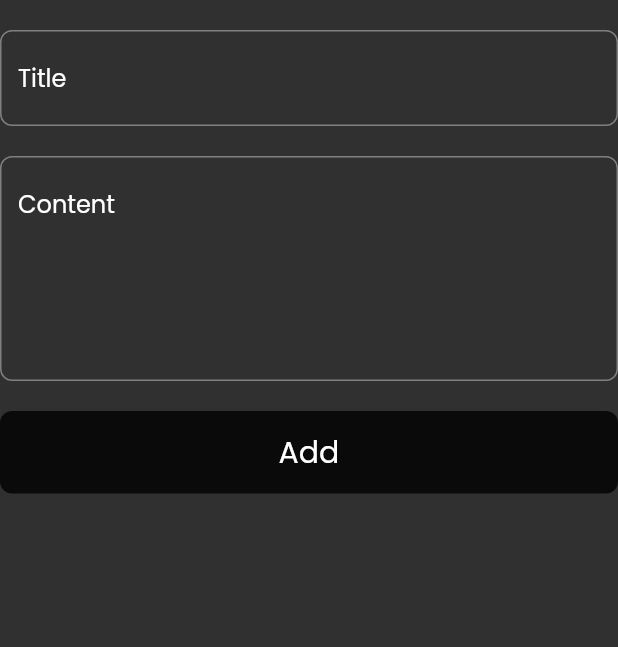
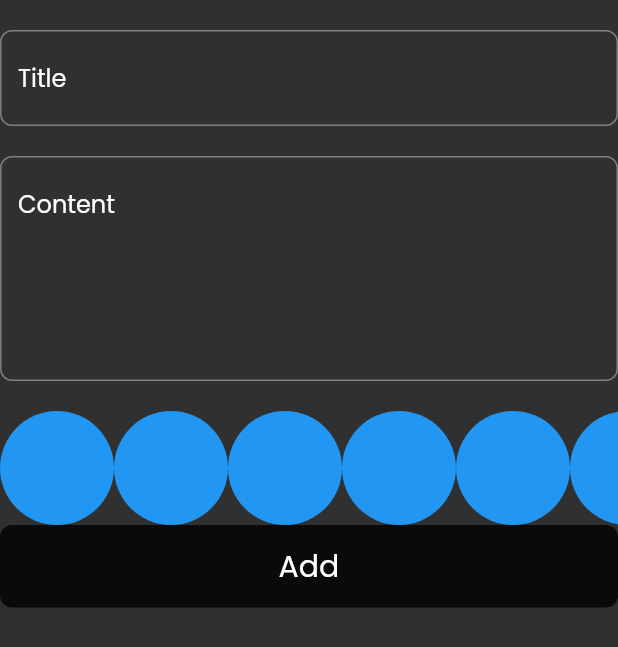
Before and after one commit to AbdoXCode/Notes-app, a Flutter app: the AddNoteForm widget shown alone on an empty page, opened directly, on a phone screen of 412 x 824 dp. Shown: the top 647 px of the screen. Run offline on Flutter 3.47's test engine with Material 3 defaults, Android fonts, the phone set to English and light mode, and no system bars; our stand-ins replace bloc, flutter_bloc, hive, hive_flutter; accounts and stored records are empty.

Commit message:
made a color picker

```diff
--- a/lib/widgets/add_note_form.dart
+++ b/lib/widgets/add_note_form.dart
@@ -5,6 +5,7 @@ import 'package:notes_app/cubits/add%20note%20cubit/add_note_cubit.dart';
 import 'package:notes_app/models/note_model.dart';
 
 import '../cubits/notes/notes_cubit.dart';
+import 'colors_list_view.dart';
 import 'custom_button.dart';
 import 'custom_text_field.dart';
 
@@ -46,6 +47,7 @@ class _AddNoteFormState extends State<AddNoteForm> {
             maxLines: 5,
           ),
           SizedBox(height: 20),
+          ColorListView(),
           BlocBuilder<AddNoteCubit, AddNoteState>(
             builder: (context, state) {
               return CustomButton(
@@ -54,13 +56,12 @@ class _AddNoteFormState extends State<AddNoteForm> {
                   if (formKey.currentState!.validate()) {
                     formKey.currentState!.save();
                     var noteModel = NoteModel(
-                        title: title!,
-                        content: content!,
-                        date: DateFormat('dd MMMM yyyy').format(DateTime.now()),
-                        color: Colors.blue.value,
+                      title: title!,
+                      content: content!,
+                      date: DateFormat('dd MMMM yyyy').format(DateTime.now()),
+                      color: Colors.blue.value,
                     );
                     BlocProvider.of<AddNoteCubit>(context).addNote(noteModel);
-
                   } else {
                     setState(() {
                       autovalidateMode = AutovalidateMode.always;
--- /dev/null
+++ b/lib/widgets/colors_list_view.dart
@@ -0,0 +1,30 @@
+import 'package:flutter/material.dart';
+
+class ColorNote extends StatelessWidget {
+  const ColorNote({super.key});
+
+  @override
+  Widget build(BuildContext context) {
+    return CircleAvatar(
+      backgroundColor: Colors.blue,
+      radius: 38,
+    );
+  }
+}
+
+class ColorListView extends StatelessWidget {
+  const ColorListView({super.key});
+
+  @override
+  Widget build(BuildContext context) {
+    return SizedBox(
+      height: 76,
+      child: ListView.builder(
+          itemCount: 10,
+          scrollDirection: Axis.horizontal,
+          itemBuilder: (context, index) {
+            return ColorNote();
+          }),
+    );
+  }
+}
--- a/lib/widgets/note_item.dart
+++ b/lib/widgets/note_item.dart
@@ -14,7 +14,9 @@ class NoteItem extends StatelessWidget {
     return GestureDetector(
       onTap: () {
         Navigator.push(context, MaterialPageRoute(builder: (context) {
-          return EditNoteView(note: note,);
+          return EditNoteView(
+            note: note,
+          );
         }));
       },
       child: Container(
```
